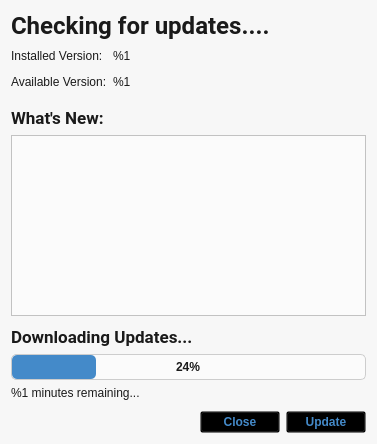
This is src/updaterwindow.ui in nuttyartist/notes as Qt 5 draws it before an edit. The edited form follows.
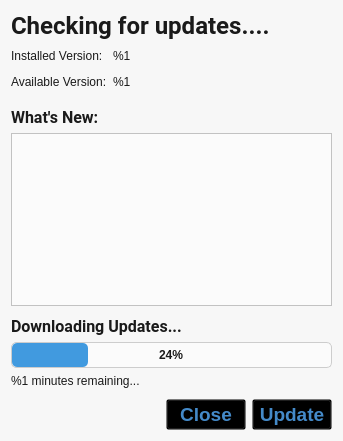
This is the edited form.

The edit to the form file:
```diff
--- a/src/updaterwindow.ui
+++ b/src/updaterwindow.ui
@@ -6,8 +6,8 @@
    <rect>
     <x>0</x>
     <y>0</y>
-    <width>377</width>
-    <height>444</height>
+    <width>343</width>
+    <height>441</height>
    </rect>
   </property>
   <property name="windowTitle">
@@ -15,15 +15,11 @@
   </property>
   <property name="styleSheet">
    <string notr="true">QWidget {
-   font: 13pt &quot;Roboto&quot;;
+   font: 12pt &quot;Roboto&quot;;
    color: rgb(26, 26, 26);
    background-color: rgb(247, 247, 247);
 }
 
-QLabel {
-   color: rgb(26, 26, 26);
-}
-
 QTextBrowser {
    color: rgb(117, 117, 117);
    border-color: rgb(205, 205, 205);
@@ -40,10 +36,11 @@
 
 QProgressBar::chunk{
    border-radius: 5px;
-   background-color: rgb(68, 138, 201);
+   background-color: rgb(65, 154, 223);
 }
 
 QPushButton {
+   font-size: 14pt;
    font-weight: bold;
    border-width: 0px;
    color: rgb(68, 138, 201);
@@ -51,7 +48,7 @@
 }
 
 QPushButton:!enabled {
-   color: rgb(117, 117, 117);
+   color: rgb(132, 132, 132);
 }
 
 QPushButton:hover:!pressed {
@@ -230,7 +227,7 @@
         <property name="font">
          <font>
           <family>Roboto</family>
-          <pointsize>13</pointsize>
+          <pointsize>12</pointsize>
           <weight>75</weight>
           <italic>false</italic>
           <bold>true</bold>
@@ -296,7 +293,7 @@
         <property name="font">
          <font>
           <family>Roboto</family>
-          <pointsize>13</pointsize>
+          <pointsize>12</pointsize>
           <weight>75</weight>
           <italic>false</italic>
           <bold>true</bold>
```
